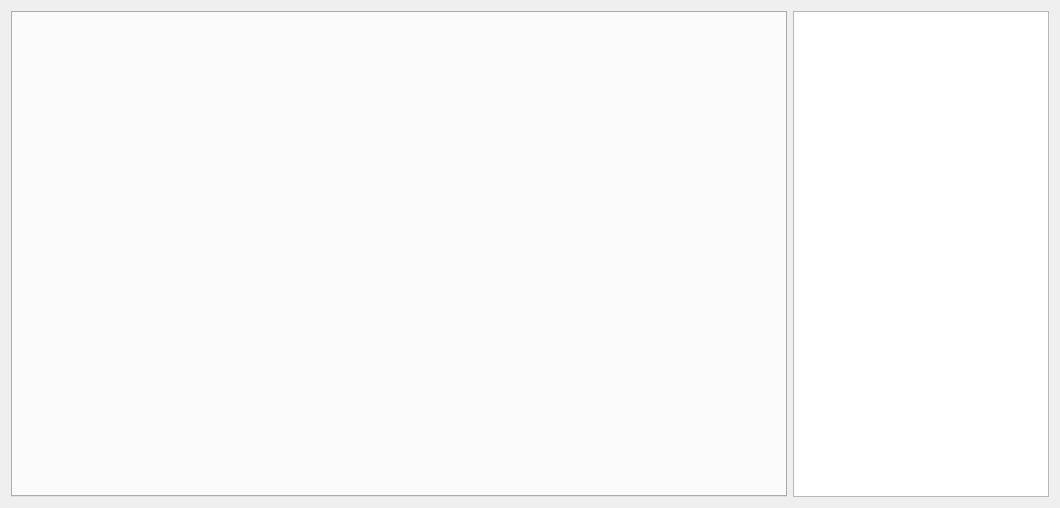
First picture: the form in OpenRGBEffectTab.ui, repository DLdota/OpenRGBEffectsPlugin, before the edit.
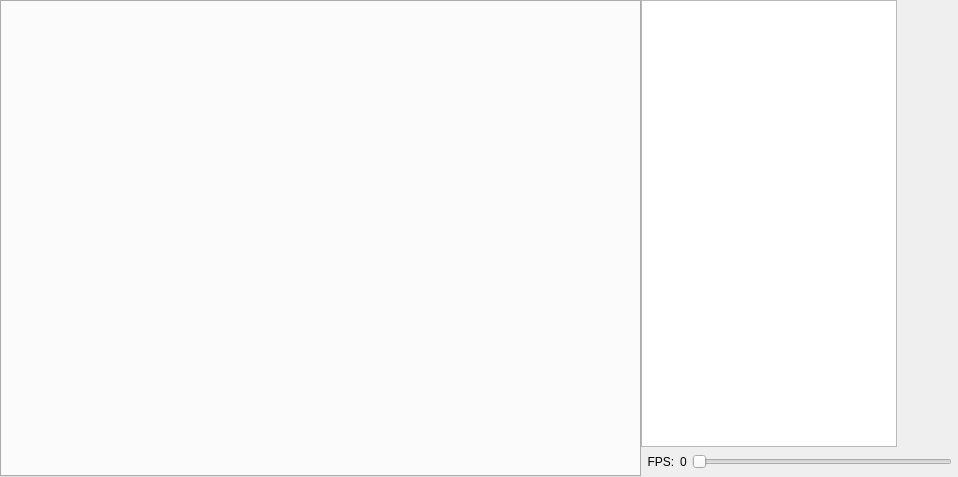
Second picture: the form after the edit.

Commit message: Add initial FPS slider

Diff of the .ui file:
```diff
--- a/OpenRGBEffectTab.ui
+++ b/OpenRGBEffectTab.ui
@@ -6,8 +6,8 @@
    <rect>
     <x>0</x>
     <y>0</y>
-    <width>1060</width>
-    <height>508</height>
+    <width>958</width>
+    <height>477</height>
    </rect>
   </property>
   <property name="sizePolicy">
@@ -22,12 +22,27 @@
   <property name="autoFillBackground">
    <bool>false</bool>
   </property>
-  <layout class="QHBoxLayout" name="horizontalLayout">
+  <layout class="QHBoxLayout" name="horizontalLayout" stretch="1,0">
+   <property name="spacing">
+    <number>0</number>
+   </property>
+   <property name="leftMargin">
+    <number>0</number>
+   </property>
+   <property name="topMargin">
+    <number>0</number>
+   </property>
+   <property name="rightMargin">
+    <number>0</number>
+   </property>
+   <property name="bottomMargin">
+    <number>0</number>
+   </property>
    <item>
     <widget class="QTabWidget" name="LeftTabBar">
      <property name="sizePolicy">
       <sizepolicy hsizetype="Preferred" vsizetype="Preferred">
-       <horstretch>0</horstretch>
+       <horstretch>1</horstretch>
        <verstretch>0</verstretch>
       </sizepolicy>
      </property>
@@ -36,23 +51,118 @@
      </property>
     </widget>
    </item>
-   <item>
-    <widget class="QTableWidget" name="SelectDevices">
+   <item alignment="Qt::AlignHCenter">
+    <widget class="QFrame" name="Device_Select_And_FPS_Slider">
      <property name="sizePolicy">
-      <sizepolicy hsizetype="Fixed" vsizetype="Expanding">
+      <sizepolicy hsizetype="Fixed" vsizetype="Preferred">
        <horstretch>0</horstretch>
        <verstretch>0</verstretch>
       </sizepolicy>
      </property>
-     <property name="editTriggers">
-      <set>QAbstractItemView::NoEditTriggers</set>
+     <property name="minimumSize">
+      <size>
+       <width>317</width>
+       <height>0</height>
+      </size>
      </property>
-     <property name="selectionMode">
-      <enum>QAbstractItemView::NoSelection</enum>
+     <property name="maximumSize">
+      <size>
+       <width>317</width>
+       <height>16777215</height>
+      </size>
      </property>
-     <attribute name="verticalHeaderVisible">
-      <bool>false</bool>
-     </attribute>
+     <layout class="QVBoxLayout" name="verticalLayout_2">
+      <property name="spacing">
+       <number>5</number>
+      </property>
+      <property name="leftMargin">
+       <number>0</number>
+      </property>
+      <property name="topMargin">
+       <number>0</number>
+      </property>
+      <property name="rightMargin">
+       <number>0</number>
+      </property>
+      <property name="bottomMargin">
+       <number>5</number>
+      </property>
+      <item>
+       <widget class="QTableWidget" name="SelectDevices">
+        <property name="sizePolicy">
+         <sizepolicy hsizetype="Fixed" vsizetype="Expanding">
+          <horstretch>0</horstretch>
+          <verstretch>0</verstretch>
+         </sizepolicy>
+        </property>
+        <property name="editTriggers">
+         <set>QAbstractItemView::NoEditTriggers</set>
+        </property>
+        <property name="selectionMode">
+         <enum>QAbstractItemView::NoSelection</enum>
+        </property>
+        <attribute name="verticalHeaderVisible">
+         <bool>false</bool>
+        </attribute>
+       </widget>
+      </item>
+      <item>
+       <layout class="QHBoxLayout" name="horizontalLayout_2">
+        <item>
+         <widget class="QLabel" name="FPSLabel">
+          <property name="text">
+           <string>  FPS:</string>
+          </property>
+         </widget>
+        </item>
+        <item>
+         <widget class="QLabel" name="FPSCount">
+          <property name="text">
+           <string>0</string>
+          </property>
+         </widget>
+        </item>
+        <item>
+         <widget class="QSlider" name="FPSSlider">
+          <property name="sizePolicy">
+           <sizepolicy hsizetype="Fixed" vsizetype="Fixed">
+            <horstretch>0</horstretch>
+            <verstretch>0</verstretch>
+           </sizepolicy>
+          </property>
+          <property name="minimumSize">
+           <size>
+            <width>260</width>
+            <height>0</height>
+           </size>
+          </property>
+          <property name="maximumSize">
+           <size>
+            <width>260</width>
+            <height>16777215</height>
+           </size>
+          </property>
+          <property name="orientation">
+           <enum>Qt::Horizontal</enum>
+          </property>
+         </widget>
+        </item>
+        <item>
+         <spacer name="FPSSpacer">
+          <property name="orientation">
+           <enum>Qt::Horizontal</enum>
+          </property>
+          <property name="sizeHint" stdset="0">
+           <size>
+            <width>40</width>
+            <height>20</height>
+           </size>
+          </property>
+         </spacer>
+        </item>
+       </layout>
+      </item>
+     </layout>
     </widget>
    </item>
   </layout>
```
The commit also changes 2 other files.
